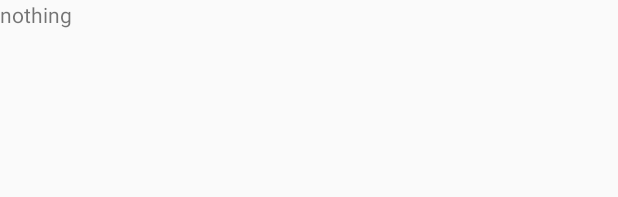
After one commit to pyth0n14n/TastingGenie, an Android app: the layout fragment_sake_detailed.xml on its own in the app's theme, with its tools: preview values and no code run, on a phone screen of 412 x 824 dp. The commit adds this screen. Shown: the top 197 px of the screen. Run offline under Robolectric (Android 15) with nearby library versions, the phone set to English and light mode, and no system bars.

Commit message:
SakeDetailedFragmentへの遷移までOK

```diff
--- /dev/null
+++ b/app/src/main/res/layout/fragment_sake_detailed.xml
@@ -0,0 +1,11 @@
+<?xml version="1.0" encoding="utf-8"?>
+<android.support.constraint.ConstraintLayout
+        xmlns:android="http://schemas.android.com/apk/res/android"
+        android:layout_width="match_parent" android:layout_height="match_parent">
+
+    <TextView
+            android:layout_width="wrap_content"
+            android:layout_height="wrap_content"
+            android:text="nothing"/>
+
+</android.support.constraint.ConstraintLayout>
```
Also changed, not shown: app/src/main/java/psycho/mountain/tastinggenie/MainActivity.kt (+15 -1 lines), app/src/main/java/psycho/mountain/tastinggenie/SakeDetailedFragment.kt (added, +26 -0 lines), app/src/main/java/psycho/mountain/tastinggenie/SakeInformationFragment.kt (+21 -1 lines), app/src/main/java/psycho/mountain/tastinggenie/TastingActivity.kt (deleted, +0 -14 lines), app/src/main/res/layout/fragment_sake_information.xml (+15 -4 lines).
